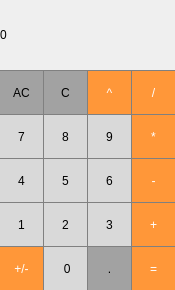
ElKeory/SummerWork, file Calc2/mainwindow.ui: the form before one commit.
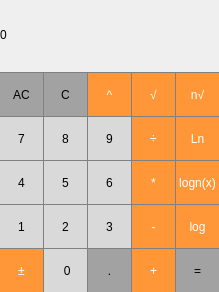
The form after the commit.

```diff
--- a/Calc2/mainwindow.ui
+++ b/Calc2/mainwindow.ui
@@ -6,10 +6,28 @@
    <rect>
     <x>0</x>
     <y>0</y>
-    <width>175</width>
-    <height>290</height>
+    <width>219</width>
+    <height>292</height>
    </rect>
   </property>
+  <property name="sizePolicy">
+   <sizepolicy hsizetype="Preferred" vsizetype="Preferred">
+    <horstretch>175</horstretch>
+    <verstretch>31</verstretch>
+   </sizepolicy>
+  </property>
+  <property name="minimumSize">
+   <size>
+    <width>219</width>
+    <height>292</height>
+   </size>
+  </property>
+  <property name="maximumSize">
+   <size>
+    <width>219</width>
+    <height>292</height>
+   </size>
+  </property>
   <property name="windowTitle">
    <string>MainWindow</string>
   </property>
@@ -19,8 +37,8 @@
      <rect>
       <x>0</x>
       <y>0</y>
-      <width>175</width>
-      <height>69</height>
+      <width>219</width>
+      <height>70</height>
      </rect>
     </property>
     <property name="styleSheet">
@@ -40,7 +58,7 @@
     <property name="geometry">
      <rect>
       <x>-1</x>
-      <y>70</y>
+      <y>72</y>
       <width>45</width>
       <height>45</height>
      </rect>
@@ -63,7 +81,7 @@
     <property name="geometry">
      <rect>
       <x>43</x>
-      <y>70</y>
+      <y>72</y>
       <width>45</width>
       <height>45</height>
      </rect>
@@ -86,7 +104,7 @@
     <property name="geometry">
      <rect>
       <x>87</x>
-      <y>70</y>
+      <y>72</y>
       <width>45</width>
       <height>45</height>
      </rect>
@@ -111,7 +129,7 @@
     <property name="geometry">
      <rect>
       <x>131</x>
-      <y>70</y>
+      <y>116</y>
       <width>45</width>
       <height>45</height>
      </rect>
@@ -129,14 +147,14 @@
 }</string>
     </property>
     <property name="text">
-     <string>/</string>
+     <string>÷</string>
     </property>
    </widget>
    <widget class="QPushButton" name="pushButton_7">
     <property name="geometry">
      <rect>
       <x>-1</x>
-      <y>114</y>
+      <y>116</y>
       <width>45</width>
       <height>45</height>
      </rect>
@@ -159,7 +177,7 @@
     <property name="geometry">
      <rect>
       <x>43</x>
-      <y>114</y>
+      <y>116</y>
       <width>45</width>
       <height>45</height>
      </rect>
@@ -182,7 +200,7 @@
     <property name="geometry">
      <rect>
       <x>131</x>
-      <y>114</y>
+      <y>160</y>
       <width>45</width>
       <height>45</height>
      </rect>
@@ -207,7 +225,7 @@
     <property name="geometry">
      <rect>
       <x>87</x>
-      <y>114</y>
+      <y>116</y>
       <width>45</width>
       <height>45</height>
      </rect>
@@ -230,7 +248,7 @@
     <property name="geometry">
      <rect>
       <x>-1</x>
-      <y>158</y>
+      <y>160</y>
       <width>45</width>
       <height>45</height>
      </rect>
@@ -253,7 +271,7 @@
     <property name="geometry">
      <rect>
       <x>43</x>
-      <y>158</y>
+      <y>160</y>
       <width>45</width>
       <height>45</height>
      </rect>
@@ -276,7 +294,7 @@
     <property name="geometry">
      <rect>
       <x>131</x>
-      <y>158</y>
+      <y>204</y>
       <width>45</width>
       <height>45</height>
      </rect>
@@ -301,7 +319,7 @@
     <property name="geometry">
      <rect>
       <x>87</x>
-      <y>158</y>
+      <y>160</y>
       <width>45</width>
       <height>45</height>
      </rect>
@@ -324,7 +342,7 @@
     <property name="geometry">
      <rect>
       <x>-1</x>
-      <y>202</y>
+      <y>204</y>
       <width>45</width>
       <height>45</height>
      </rect>
@@ -347,7 +365,7 @@
     <property name="geometry">
      <rect>
       <x>43</x>
-      <y>202</y>
+      <y>204</y>
       <width>45</width>
       <height>45</height>
      </rect>
@@ -370,7 +388,7 @@
     <property name="geometry">
      <rect>
       <x>131</x>
-      <y>202</y>
+      <y>248</y>
       <width>45</width>
       <height>45</height>
      </rect>
@@ -395,7 +413,7 @@
     <property name="geometry">
      <rect>
       <x>87</x>
-      <y>202</y>
+      <y>204</y>
       <width>45</width>
       <height>45</height>
      </rect>
@@ -418,7 +436,7 @@
     <property name="geometry">
      <rect>
       <x>43</x>
-      <y>246</y>
+      <y>248</y>
       <width>45</width>
       <height>45</height>
      </rect>
@@ -440,19 +458,17 @@
    <widget class="QPushButton" name="pushButton_result">
     <property name="geometry">
      <rect>
-      <x>131</x>
-      <y>246</y>
+      <x>175</x>
+      <y>248</y>
       <width>45</width>
       <height>45</height>
      </rect>
     </property>
     <property name="styleSheet">
      <string notr="true">QPushButton {
-  background-color: rgb(255, 151, 57);
-  color: white; 
+  background-color: rgb(162, 162, 162);
   border: 1px solid gray;
 }
-
 QPushButton:pressed {
     background-color: qlineargradient(x1: 0, y1: 0, x2: 0, y2: 1,
                                       stop: 0 #FF7832, stop: 1 #FF9739);
@@ -466,7 +482,7 @@
     <property name="geometry">
      <rect>
       <x>87</x>
-      <y>246</y>
+      <y>248</y>
       <width>45</width>
       <height>45</height>
      </rect>
@@ -489,7 +505,7 @@
     <property name="geometry">
      <rect>
       <x>-1</x>
-      <y>246</y>
+      <y>248</y>
       <width>45</width>
       <height>45</height>
      </rect>
@@ -507,7 +523,138 @@
 }</string>
     </property>
     <property name="text">
-     <string>+/-</string>
+     <string>±</string>
+    </property>
+   </widget>
+   <widget class="QPushButton" name="pushButton_log">
+    <property name="geometry">
+     <rect>
+      <x>175</x>
+      <y>204</y>
+      <width>45</width>
+      <height>45</height>
+     </rect>
+    </property>
+    <property name="styleSheet">
+     <string>QPushButton {
+  background-color: rgb(255, 151, 57);
+  color: white; 
+  border: 1px solid gray;
+}
+
+QPushButton:pressed {
+    background-color: qlineargradient(x1: 0, y1: 0, x2: 0, y2: 1,
+                                      stop: 0 #FF7832, stop: 1 #FF9739);
+}</string>
+    </property>
+    <property name="text">
+     <string>log</string>
+    </property>
+   </widget>
+   <widget class="QPushButton" name="pushButton_root">
+    <property name="geometry">
+     <rect>
+      <x>131</x>
+      <y>72</y>
+      <width>45</width>
+      <height>45</height>
+     </rect>
+    </property>
+    <property name="styleSheet">
+     <string>QPushButton {
+  background-color: rgb(255, 151, 57);
+  color: white; 
+  border: 1px solid gray;
+}
+
+QPushButton:pressed {
+    background-color: qlineargradient(x1: 0, y1: 0, x2: 0, y2: 1,
+                                      stop: 0 #FF7832, stop: 1 #FF9739);
+}</string>
+    </property>
+    <property name="text">
+     <string>√</string>
+    </property>
+   </widget>
+   <widget class="QPushButton" name="pushButton_ln">
+    <property name="geometry">
+     <rect>
+      <x>175</x>
+      <y>116</y>
+      <width>45</width>
+      <height>45</height>
+     </rect>
+    </property>
+    <property name="styleSheet">
+     <string>QPushButton {
+  background-color: rgb(255, 151, 57);
+  color: white; 
+  border: 1px solid gray;
+}
+
+QPushButton:pressed {
+    background-color: qlineargradient(x1: 0, y1: 0, x2: 0, y2: 1,
+                                      stop: 0 #FF7832, stop: 1 #FF9739);
+}</string>
+    </property>
+    <property name="text">
+     <string>Ln</string>
+    </property>
+   </widget>
+   <widget class="QPushButton" name="pushButton_root_n">
+    <property name="geometry">
+     <rect>
+      <x>175</x>
+      <y>72</y>
+      <width>45</width>
+      <height>45</height>
+     </rect>
+    </property>
+    <property name="toolTip">
+     <string>&lt;html&gt;&lt;head/&gt;&lt;body&gt;&lt;p&gt;&lt;span style=&quot; vertical-align:super;&quot;&gt;x&lt;/span&gt;√&lt;/p&gt;&lt;/body&gt;&lt;/html&gt;</string>
+    </property>
+    <property name="styleSheet">
+     <string>QPushButton {
+  background-color: rgb(255, 151, 57);
+  color: white; 
+  border: 1px solid gray;
+}
+
+QPushButton:pressed {
+    background-color: qlineargradient(x1: 0, y1: 0, x2: 0, y2: 1,
+                                      stop: 0 #FF7832, stop: 1 #FF9739);
+}</string>
+    </property>
+    <property name="text">
+     <string>n√</string>
+    </property>
+   </widget>
+   <widget class="QPushButton" name="pushButton_log_n">
+    <property name="geometry">
+     <rect>
+      <x>175</x>
+      <y>160</y>
+      <width>45</width>
+      <height>45</height>
+     </rect>
+    </property>
+    <property name="styleSheet">
+     <string>QPushButton {
+  background-color: rgb(255, 151, 57);
+  color: white; 
+  border: 1px solid gray;
+}
+
+QPushButton:pressed {
+    background-color: qlineargradient(x1: 0, y1: 0, x2: 0, y2: 1,
+                                      stop: 0 #FF7832, stop: 1 #FF9739);
+}</string>
+    </property>
+    <property name="text">
+     <string>logn(x)</string>
+    </property>
+    <property name="flat">
+     <bool>false</bool>
     </property>
    </widget>
   </widget>
```
Left out of the diff: 2 changed lines with no effect on the pictures.
